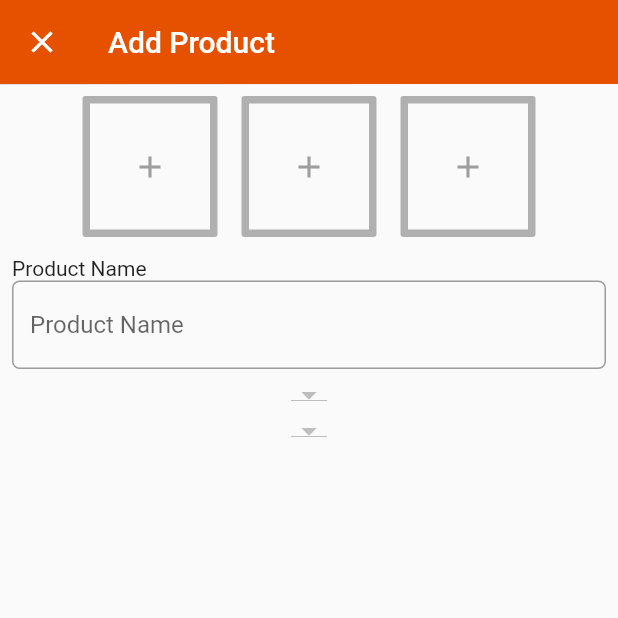
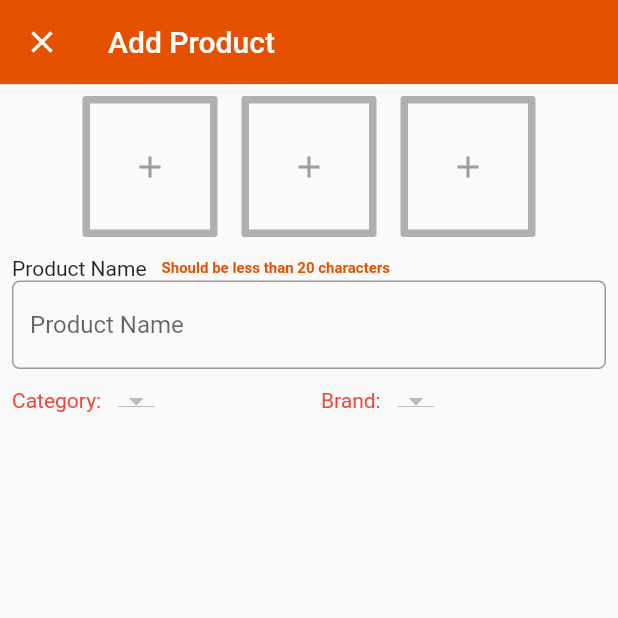
Before and after one commit to atm1504/atmmart-admin, a Flutter app: the AddProduct screen opened directly, on a phone screen of 412 x 824 dp, the top half of it. Run offline on Flutter 3.47's test engine with Material 2 defaults, Android fonts, the phone set to English and light mode, and no system bars; our stand-ins replace cloud_firestore, fluttertoast; accounts and stored records are empty.

Commit message:
feat: Drop down implemented

```diff
--- a/lib/screens/add_product.dart
+++ b/lib/screens/add_product.dart
@@ -3,6 +3,7 @@ import 'package:atmmartadmin/db/category.dart';
 import 'package:atmmartadmin/screens/admin.dart';
 import 'package:atmmartadmin/utils/colors.dart';
 import 'package:atmmartadmin/utils/constants.dart';
+import 'package:atmmartadmin/utils/utils.dart';
 import 'package:cloud_firestore/cloud_firestore.dart';
 import 'package:flutter/material.dart';
 import 'dart:convert';
@@ -20,6 +21,9 @@ class _AddProductState extends State<AddProduct> {
   // Class initialization
   BrandService _brandService = BrandService();
   CategoryService _categoryService = CategoryService();
+
+  // Custom input validators
+  bool isProductNameOk = true;
 
   // List of brands and categories
   List<DocumentSnapshot> brands = <DocumentSnapshot>[];
@@ -95,6 +99,18 @@ class _AddProductState extends State<AddProduct> {
     setState(() {
       _currentBrand = selectedBrand;
     });
+  }
+
+  productNameChangedController(String name) {
+    if (name.length > 20 || name.length == 0) {
+      setState(() {
+        isProductNameOk = false;
+      });
+    } else {
+      setState(() {
+        isProductNameOk = true;
+      });
+    }
   }
 
   @override
@@ -180,9 +196,32 @@ class _AddProductState extends State<AddProduct> {
                 mainAxisAlignment: MainAxisAlignment.start,
                 crossAxisAlignment: CrossAxisAlignment.start,
                 children: <Widget>[
+                  Row(
+                    mainAxisAlignment: MainAxisAlignment.start,
+                    crossAxisAlignment: CrossAxisAlignment.start,
+                    children: <Widget>[
                       Text(
                         "Product Name",
                         textAlign: TextAlign.start,
+                      ),
+                      Padding(
+                        padding: const EdgeInsets.only(top: 2, left: 10),
+                        child: Text(
+                          "Should be less than 20 characters",
+                          style: TextStyle(
+                              color: orange900,
+                              fontSize: 10,
+                              fontWeight: FontWeight.bold),
+                        ),
+                      )
+                    ],
+                  ),
+                  Visibility(
+                    visible: !isProductNameOk,
+                    child: Text(
+                      "Please Enter valid product name",
+                      style: TextStyle(color: red, fontSize: 18),
+                    ),
                   ),
                   TextFormField(
                     controller: productNameController,
@@ -194,29 +233,57 @@ class _AddProductState extends State<AddProduct> {
                       ),
                     ),
                     validator: (value) {
+                      print(value);
                       if (value.isEmpty) {
                         return "You must enter the product name";
                       } else if (value.length > 20) {
                         return "Product name must be less than 20 characters";
                       }
                     },
+                    onChanged: productNameChangedController,
                   ),
                 ],
               ),
             ),
-            Center(
-              child: DropdownButton(
+            Row(
+              children: <Widget>[
+                Expanded(
+                  child: Row(
+                    children: <Widget>[
+                      Padding(
+                        padding: const EdgeInsets.all(8.0),
+                        child: Text(
+                          'Category: ',
+                          style: TextStyle(color: red),
+                        ),
+                      ),
+                      DropdownButton(
                         value: _currentCategory,
                         items: categoriesDropDown,
                         onChanged: changeSelectedCategory,
                       ),
+                    ],
                   ),
-            Center(
-              child: DropdownButton(
+                ),
+                Expanded(
+                  child: Row(
+                    children: <Widget>[
+                      Padding(
+                        padding: const EdgeInsets.all(8.0),
+                        child: Text(
+                          'Brand: ',
+                          style: TextStyle(color: red),
+                        ),
+                      ),
+                      DropdownButton(
                         value: _currentBrand,
                         items: brandsDropDown,
                         onChanged: changeSelectedBrand,
                       ),
+                    ],
+                  ),
+                ),
+              ],
             ),
           ],
         ),
--- a/lib/screens/admin.dart
+++ b/lib/screens/admin.dart
@@ -204,7 +204,7 @@ class _AdminState extends State<Admin> {
               ListTile(
                 leading: Icon(Icons.add),
                 title: Text(
-                  "Add product",
+                  "Add Product",
                   style: TextStyle(color: Colors.black),
                 ),
                 onTap: () {
@@ -217,7 +217,7 @@ class _AdminState extends State<Admin> {
               ),
               ListTile(
                 leading: Icon(Icons.change_history),
-                title: Text("Products list"),
+                title: Text("Products List"),
                 onTap: () {},
               ),
               Divider(
@@ -225,7 +225,7 @@ class _AdminState extends State<Admin> {
               ),
               ListTile(
                 leading: Icon(Icons.add_circle),
-                title: Text("Add category"),
+                title: Text("Add Category"),
                 onTap: () {
                   _categoryAlert();
                 },
@@ -235,7 +235,7 @@ class _AdminState extends State<Admin> {
               ),
               ListTile(
                 leading: Icon(Icons.category),
-                title: Text("Category list"),
+                title: Text("Category List"),
                 onTap: () {},
               ),
               Divider(
@@ -243,7 +243,7 @@ class _AdminState extends State<Admin> {
               ),
               ListTile(
                 leading: Icon(Icons.add_circle_outline),
-                title: Text("Add brand"),
+                title: Text("Add Brand"),
                 onTap: () {
                   _brandAlert();
                 },
@@ -253,7 +253,7 @@ class _AdminState extends State<Admin> {
               ),
               ListTile(
                 leading: Icon(Icons.library_books),
-                title: Text("brand list"),
+                title: Text("Brand list"),
                 onTap: () {},
               ),
               Divider(),
@@ -287,11 +287,11 @@ class _AdminState extends State<Admin> {
             onPressed: () {
               if (categoryController.text.length != 0) {
                 _categoryService.createCategory(categoryController.text);
-                showToast("Category created successfully");
+                showLongToast("Category created successfully");
                 Navigator.pop(context);
               } else {
                 Navigator.pop(context);
-                showToast("Category field cannot be empty");
+                showLongToast("Category field cannot be empty");
               }
             },
             child: Text('ADD')),
@@ -327,10 +327,10 @@ class _AdminState extends State<Admin> {
               if (brandController.text.length > 0) {
                 _brandService.createBrand(brandController.text);
                 Navigator.pop(context);
-                showToast("Brand added successfully");
+                showLongToast("Brand added successfully");
               } else {
                 Navigator.pop(context);
-                showToast("Brand field cannot be empty");
+                showLongToast("Brand field cannot be empty");
               }
             },
             child: Text('ADD')),
```
Also changed, not shown: lib/utils/utils.dart (+12 -1 lines), pubspec.lock. Lines whose indentation alone changed are shown as unchanged.
